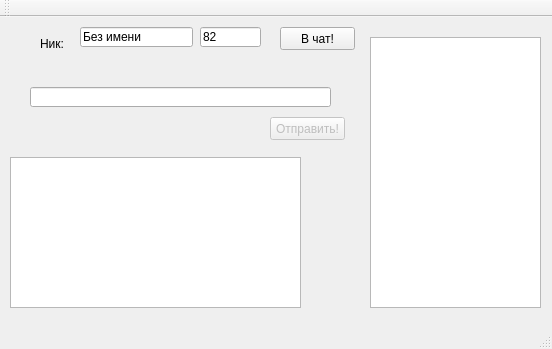
The window that lesson_7/QtNetwork/mainwindow.ui (Chuvi-w/cpp) describes before a commit, drawn with Qt 5.
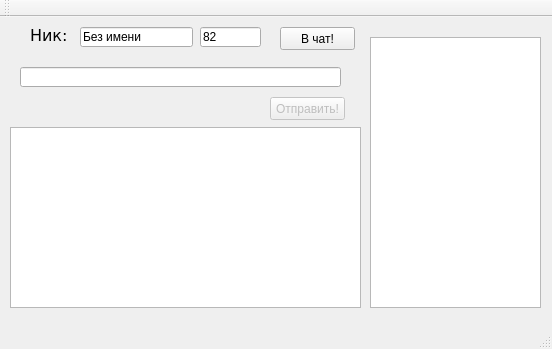
The same window after the commit.

What changed in the file:
```diff
--- a/lesson_7/QtNetwork/mainwindow.ui
+++ b/lesson_7/QtNetwork/mainwindow.ui
@@ -30,12 +30,18 @@
    <widget class="QLabel" name="label">
     <property name="geometry">
      <rect>
-      <x>40</x>
-      <y>20</y>
+      <x>30</x>
+      <y>10</y>
       <width>46</width>
-      <height>13</height>
+      <height>16</height>
      </rect>
     </property>
+    <property name="font">
+     <font>
+      <family>Verdana</family>
+      <pointsize>12</pointsize>
+     </font>
+    </property>
     <property name="text">
      <string>Ник:</string>
     </property>
@@ -69,9 +75,9 @@
    <widget class="QLineEdit" name="messageEdit">
     <property name="geometry">
      <rect>
-      <x>30</x>
-      <y>70</y>
-      <width>301</width>
+      <x>20</x>
+      <y>50</y>
+      <width>321</width>
       <height>20</height>
      </rect>
     </property>
@@ -83,7 +89,7 @@
     <property name="geometry">
      <rect>
       <x>270</x>
-      <y>100</y>
+      <y>80</y>
       <width>75</width>
       <height>23</height>
      </rect>
@@ -96,9 +102,9 @@
     <property name="geometry">
      <rect>
       <x>10</x>
-      <y>140</y>
-      <width>291</width>
-      <height>151</height>
+      <y>110</y>
+      <width>351</width>
+      <height>181</height>
      </rect>
     </property>
    </widget>
```
